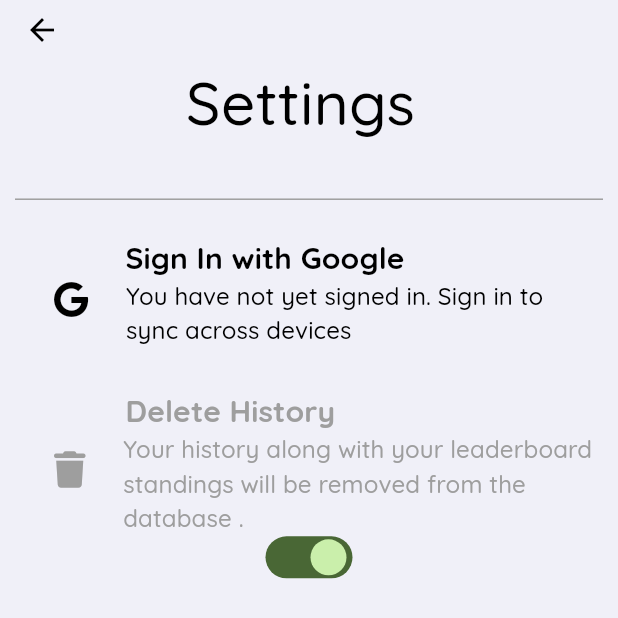
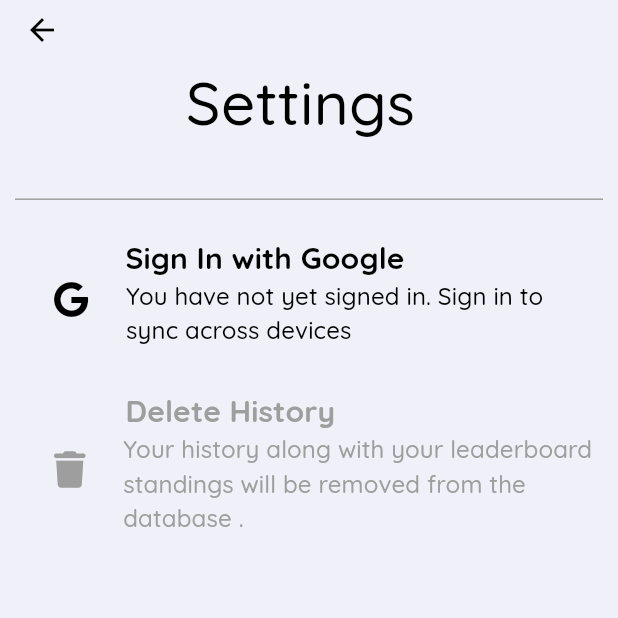
Before and after one commit to FirefoxSRV/Match-da-pairs, a Flutter app: the SettingScreen screen opened directly, on a phone screen of 412 x 824 dp. Shown: the top 618 px of the screen. Run offline on Flutter 3.47's test engine with Material 3 defaults, Android fonts, the light colour scheme and no system bars; our stand-ins replace audioplayers, firebase_auth, firebase_core, firebase_database, font_awesome_flutter, google_fonts and 2 more; accounts and stored records are empty.

Commit message:
Theme Switch to be released later

```diff
--- a/lib/Screen/settings_screen/SettingScreen.dart
+++ b/lib/Screen/settings_screen/SettingScreen.dart
@@ -10,6 +10,8 @@ import 'package:mem_game/Screen/game_screen/game_screen_utils/material_alert_dia
 import 'package:mem_game/Screen/settings_screen/setting_screen_utils/custom_text_button.dart';
 import 'package:mem_game/Screen/settings_screen/setting_screen_utils/google_logic.dart';
 import 'package:mem_game/Screen/settings_screen/setting_screen_utils/sign_in_button.dart';
+import 'package:provider/provider.dart';
+import '../themes/theme_provider.dart';
 import 'setting_screen_utils/material_switch.dart';
 import 'setting_screen_utils/custom_circular_progress_indicator.dart';
 
@@ -27,10 +29,12 @@ class _SettingScreenState extends State<SettingScreen> {
 
   @override
   Widget build(BuildContext context) {
-    bool but = true;
+    var themeProvider = Provider.of<ThemeProvider>(context, listen: false);
+    bool value = themeProvider.themeMode == ThemeMode.light ? false : true;
     return Scaffold(
       backgroundColor: Theme.of(context).colorScheme.background,
-      body: LayoutBuilder(builder: (context, constraints) {
+      body: LayoutBuilder(
+        builder: (context, constraints) {
           late double containerHeight = constraints.maxHeight;
           late double containerWidth = constraints.maxWidth;
           return CustomScrollView(
@@ -50,25 +54,34 @@ class _SettingScreenState extends State<SettingScreen> {
                   preferredSize: const Size(0, 40),
                   child: Text(
                     "Settings ",
-                      style: GoogleFonts.quicksand(fontSize: 40.0, fontWeight: FontWeight.w500, color: Theme.of(context).colorScheme.tertiary),
-                    ))),
+                    style: GoogleFonts.quicksand(
+                        fontSize: 40.0,
+                        fontWeight: FontWeight.w500,
+                        color: Theme.of(context).colorScheme.tertiary),
+                  ),
+                ),
+              ),
               SliverToBoxAdapter(
                 child: SizedBox(
                   height: containerHeight / 28.6,
-            )),
+                ),
+              ),
               SliverToBoxAdapter(
                 child: Divider(
                   endIndent: 10,
                   indent: 10,
                   color: Theme.of(context).colorScheme.outline,
-            )),
+                ),
+              ),
               SliverToBoxAdapter(
                 child: SizedBox(
                   height: containerHeight / 50,
                 ),
               ),
               SliverToBoxAdapter(
-              child: userAvailable && selfUser.displayName != ''? userLoggedIn(context, containerHeight, containerWidth) : userNotLoggedIn(context, containerHeight, containerWidth),
+                child: userAvailable && selfUser.displayName != ''
+                    ? userLoggedIn(context, containerHeight, containerWidth)
+                    : userNotLoggedIn(context, containerHeight, containerWidth),
               ),
               SliverToBoxAdapter(
                 child: SizedBox(
@@ -78,39 +91,62 @@ class _SettingScreenState extends State<SettingScreen> {
               SliverToBoxAdapter(
                 child: CustomTextButton(
                   onPressed: () {
-                  if(selfUser.email !=""){
-                    showDialog(context: context, builder: (context){
-                      return OpenMaterialAlertDialog(containerHeight: containerHeight, title: 'Delete', content: 'Are you sure on destroying your progress from the database ?',actions: [
+                    if (selfUser.email != "") {
+                      showDialog(
+                          context: context,
+                          builder: (context) {
+                            return OpenMaterialAlertDialog(
+                              containerHeight: containerHeight,
+                              title: 'Delete',
+                              content:
+                                  'Are you sure on destroying your progress from the database ?',
+                              actions: [
                                 MaterialButton(
                                   shape: RoundedRectangleBorder(
                                       borderRadius: BorderRadius.circular(20)),
                                   color: Theme.of(context).colorScheme.primary,
                                   onPressed: () {
                                     try {
-                              DatabaseReference dbRef = FirebaseDatabase.instance.ref('Players');
-                              Query query = dbRef.orderByChild('email').equalTo(selfUser.email);
+                                      DatabaseReference dbRef = FirebaseDatabase
+                                          .instance
+                                          .ref('Players');
+                                      Query query = dbRef
+                                          .orderByChild('email')
+                                          .equalTo(selfUser.email);
                                       query.once().then((DatabaseEvent event) {
                                         if (event.snapshot.exists) {
-                                  Map<dynamic, dynamic> values = event.snapshot.value as Map<dynamic, dynamic>;
+                                          Map<dynamic, dynamic> values = event
+                                              .snapshot
+                                              .value as Map<dynamic, dynamic>;
                                           values.forEach((key, value) {
-                                    if (value['email'] == selfUser.email) {
-                                      dbRef.child(key).remove(); // Removes the user data from the database
+                                            if (value['email'] ==
+                                                selfUser.email) {
+                                              dbRef
+                                                  .child(key)
+                                                  .remove(); // Removes the user data from the database
                                             }
                                           });
                                         }
                                       });
                                       Navigator.pop(context);
-                              ScaffoldMessenger.of(context).showSnackBar(SnackBar(content: Text("User data deleted successfully")));
+                                      ScaffoldMessenger.of(context)
+                                          .showSnackBar(SnackBar(
+                                              content: Text(
+                                                  "User data deleted successfully")));
                                     } catch (error) {
                                       // Handle any errors
-                              ScaffoldMessenger.of(context).showSnackBar(SnackBar(content: Text("Error deleting user data: $error")));
+                                      ScaffoldMessenger.of(context)
+                                          .showSnackBar(SnackBar(
+                                              content: Text(
+                                                  "Error deleting user data: $error")));
                                     }
-
                                   },
                                   child: Text(
                                     "Yes",
                                     style: GoogleFonts.quicksand(
-                                color: Theme.of(context).colorScheme.secondary,
+                                        color: Theme.of(context)
+                                            .colorScheme
+                                            .secondary,
                                         fontWeight: FontWeight.bold),
                                   ),
                                 ),
@@ -118,44 +154,46 @@ class _SettingScreenState extends State<SettingScreen> {
                                   shape: RoundedRectangleBorder(
                                       borderRadius: BorderRadius.circular(20),
                                       side: BorderSide(
-                                  color: Theme.of(context).colorScheme.tertiary)),
+                                          color: Theme.of(context)
+                                              .colorScheme
+                                              .tertiary)),
                                   onPressed: () {
                                     Navigator.pop(context);
                                   },
                                   child: Text("Cancel"),
                                 )
-                      ],);
+                              ],
+                            );
                           });
                     }
-
                   },
-                content: "Your history along with your leaderboard standings will be removed from the database .",
+                  content:
+                      "Your history along with your leaderboard standings will be removed from the database .",
                   title: 'Delete History',
                   containerWidth: containerWidth,
                   containerHeight: containerHeight,
                   fontAwesomeIcon: FontAwesomeIcons.trash,
                 ),
               ),
-            SliverToBoxAdapter(
-              child: Center(
-                child: MaterialSwitch(
-                  value: but,
-                    onChanged: (but) {
-
-                },),
-              ),
-            )
+              // SliverToBoxAdapter(
+              //   child: Center(
+              //     child: MaterialSwitch(
+              //       value: value,
+              //       onChanged: (value) {
+              //
+              //       },
+              //     ),
+              //   ),
+              // ),
             ],
           );
-      }),
+        },
+      ),
     );
   }
 
-
-
-
-
-  SignInButton userNotLoggedIn(BuildContext context, double containerHeight, double containerWidth) {
+  SignInButton userNotLoggedIn(
+      BuildContext context, double containerHeight, double containerWidth) {
     return SignInButton(
       onPressed: () async {
         setState(() {
@@ -213,22 +251,23 @@ class _SettingScreenState extends State<SettingScreen> {
     );
   }
 
-
-
-
-
-
-  SignInButton userLoggedIn(BuildContext context, double containerHeight, double containerWidth) {
+  SignInButton userLoggedIn(
+      BuildContext context, double containerHeight, double containerWidth) {
     return SignInButton(
       onPressed: () {
-
-        showDialog(context: context, builder: (context){
-           return OpenMaterialAlertDialog(title: "Sign Out",content: "Are you willing to sign out ?",containerHeight: containerHeight,actions: [
+        showDialog(
+            context: context,
+            builder: (context) {
+              return OpenMaterialAlertDialog(
+                title: "Sign Out",
+                content: "Are you willing to sign out ?",
+                containerHeight: containerHeight,
+                actions: [
                   MaterialButton(
                     shape: RoundedRectangleBorder(
                         borderRadius: BorderRadius.circular(20)),
                     color: Theme.of(context).colorScheme.primary,
-              onPressed: (){
+                    onPressed: () {
                       setState(() {
                         _isSigningIn = true;
                       });
@@ -248,7 +287,8 @@ class _SettingScreenState extends State<SettingScreen> {
                               return OpenMaterialAlertDialog(
                                 title: 'An error while signing out occurred',
                                 containerHeight: containerHeight,
-                          content: 'An error occurred while signing out with Google',
+                                content:
+                                    'An error occurred while signing out with Google',
                               );
                             });
                       } finally {
@@ -274,17 +314,16 @@ class _SettingScreenState extends State<SettingScreen> {
                     shape: RoundedRectangleBorder(
                       borderRadius: BorderRadius.circular(20),
                       side: BorderSide(
-                      color: Theme.of(context).colorScheme.tertiary)),
+                          color: Theme.of(context).colorScheme.tertiary),
+                      ),
                     onPressed: () {
                       Navigator.pop(context);
                     },
-              child: Text("Cancel"),
+                    child: const Text("Cancel"),
                   )
-          ],);
+                ],
+              );
             });
-
-
-
       },
       title: "You are signed in with Google",
       fontAwesomeIcon: FontAwesomeIcons.check,
--- a/lib/Screen/settings_screen/setting_screen_utils/google_logic.dart
+++ b/lib/Screen/settings_screen/setting_screen_utils/google_logic.dart
@@ -15,7 +15,6 @@ Future<User?> signInWithGoogle(GoogleSignIn googleSignIn,FirebaseAuth auth) asyn
         accessToken: googleAuth.accessToken,
         idToken: googleAuth.idToken,
       );
-      print("GOOd, working");
       final UserCredential authResult = await auth.signInWithCredential(credential);
       final User? user = authResult.user;
       selfUser.classMapper(user);
@@ -26,8 +25,8 @@ Future<User?> signInWithGoogle(GoogleSignIn googleSignIn,FirebaseAuth auth) asyn
     if (kDebugMode) {
       print(error);
     }
-    return null;
   }
+  return null;
 }
 
 
--- a/lib/Screen/settings_screen/setting_screen_utils/material_switch.dart
+++ b/lib/Screen/settings_screen/setting_screen_utils/material_switch.dart
@@ -1,89 +1,103 @@
-import 'package:flutter/material.dart';
-import 'package:provider/provider.dart';
-import '../../../constants.dart';
-import '../../themes/theme_provider.dart';
-
-
-class MaterialSwitch extends StatefulWidget {
-  final bool value;
-  final Function onChanged;
-  const MaterialSwitch({super.key,required this.value,required this.onChanged});
-
-  @override
-  State<MaterialSwitch> createState() => _MaterialSwitchState(value,onChanged);
-}
-
-class _MaterialSwitchState extends State<MaterialSwitch> {
-  late bool value;
-  Function onChanged;
-  _MaterialSwitchState(this.value, this.onChanged);
-
-
-
-
-  Future<void> onSwitchPress() async {
-    try {
-      var themeProvider = Provider.of<ThemeProvider>(context, listen: false);
-      var newThemeMode = themeProvider.themeMode == ThemeMode.light ? ThemeMode.dark : ThemeMode.light;
-      themeProvider.themeMode = newThemeMode;
-      await onChanged(value);
-      setState(() {
-        value = !value;
-      });
-    } catch (e) {
-      return Future.error(e);
-    }
-  }
-
-
-
-
-  void setOn(){
-    setState(() {
-      value = true;
-    });
-
-  }
-
-  void setOff(){
-    setState(() {
-
-      value=false;
-    });
-  }
-
-  @override
-  Widget build(BuildContext context) {
-    return InkWell(
-      borderRadius: BorderRadius.circular(28),
-      onTap: onSwitchPress,
-      child: Stack(
-        children: [
-          AnimatedContainer(
-            height: 28,
-            width: 58,
-            duration: const Duration(milliseconds: 100),
-            decoration: BoxDecoration(
-                color: value?Theme.of(context).hoverColor:Theme.of(context).indicatorColor,
-                borderRadius: BorderRadius.circular(100)
-            ),
-          ),
-          AnimatedPositioned(
-            duration: const Duration(milliseconds: 250),
-            right: value?2:28,
-            left: value?28:2,
-            bottom: 2,
-            child: Container(
-              height: 24,
-              width: 24,
-              decoration: BoxDecoration(
-                shape: BoxShape.circle,
-                color: value?Theme.of(context).canvasColor:Theme.of(context).dividerColor,
-              ),
-            ),
-          )
-        ],
-      ),
-    );
-  }
-}
+// import 'package:flutter/material.dart';
+// import 'package:provider/provider.dart';
+// import '../../../constants.dart';
+// import '../../themes/theme_provider.dart';
+//
+//
+// class MaterialSwitch extends StatefulWidget {
+//   final bool value;
+//   final Function onChanged;
+//   const MaterialSwitch({super.key,required this.value,required this.onChanged});
+//
+//   @override
+//   State<MaterialSwitch> createState() => _MaterialSwitchState(value,onChanged);
+// }
+//
+// class _MaterialSwitchState extends State<MaterialSwitch> {
+//   late bool value;
+//   Function onChanged;
+//   _MaterialSwitchState(this.value, this.onChanged);
+//
+//
+//
+//
+//   Future<void> onSwitchPress() async {
+//     try {
+//       var themeProvider = Provider.of<ThemeProvider>(context, listen: false);
+//       // print(themeProvider.themeMode);
+//       var newThemeMode = themeProvider.themeMode == ThemeMode.light ? ThemeMode.dark : ThemeMode.light;
+//       themeProvider.themeMode = newThemeMode;
+//       await onChanged(!value);
+//       setState(() {
+//         value = !value;
+//       });
+//     } catch (e) {
+//       return Future.error(e);
+//     }
+//   }
+//
+//   @override
+//   void initState() {
+//
+//     var themeProvider = Provider.of<ThemeProvider>(context, listen: false);
+//     var newThemeMode = ThemeMode.system == ThemeMode.dark ? ThemeMode.light : ThemeMode.dark;
+//
+//     if(newThemeMode == ThemeMode.dark){
+//       setOff();
+//     }else{
+//       setOn();
+//     }
+//     super.initState();
+//   }
+//
+//
+//
+//
+//   void setOn(){
+//     setState(() {
+//       value = true;
+//     });
+//   }
+//
+//   void setOff(){
+//     setState(() {
+//       value=false;
+//     });
+//   }
+//
+//   @override
+//   Widget build(BuildContext context) {
+//     return InkWell(
+//       borderRadius: BorderRadius.circular(28),
+//       onTap: onSwitchPress,
+//       child: Stack(
+//         children: [
+//           AnimatedContainer(
+//             height: 28,
+//             width: 58,
+//             duration: const Duration(milliseconds: 100),
+//             decoration: BoxDecoration(
+//                 color: value?Theme.of(context).hoverColor:Theme.of(context).indicatorColor,
+//                 borderRadius: BorderRadius.circular(100)
+//             ),
+//           ),
+//           AnimatedPositioned(
+//             duration: const Duration(milliseconds: 250),
+//             right: value?2:28,
+//             left: value?28:2,
+//             bottom: 2,
+//             child: Container(
+//               height: 24,
+//               width: 24,
+//               decoration: BoxDecoration(
+//                 shape: BoxShape.circle,
+//                 color: value?Theme.of(context).canvasColor:Theme.of(context).dividerColor,
+//               ),
+//             ),
+//           )
+//         ],
+//       ),
+//     );
+//   }
+// }
+//
```
Lines whose indentation alone changed are shown as unchanged.
